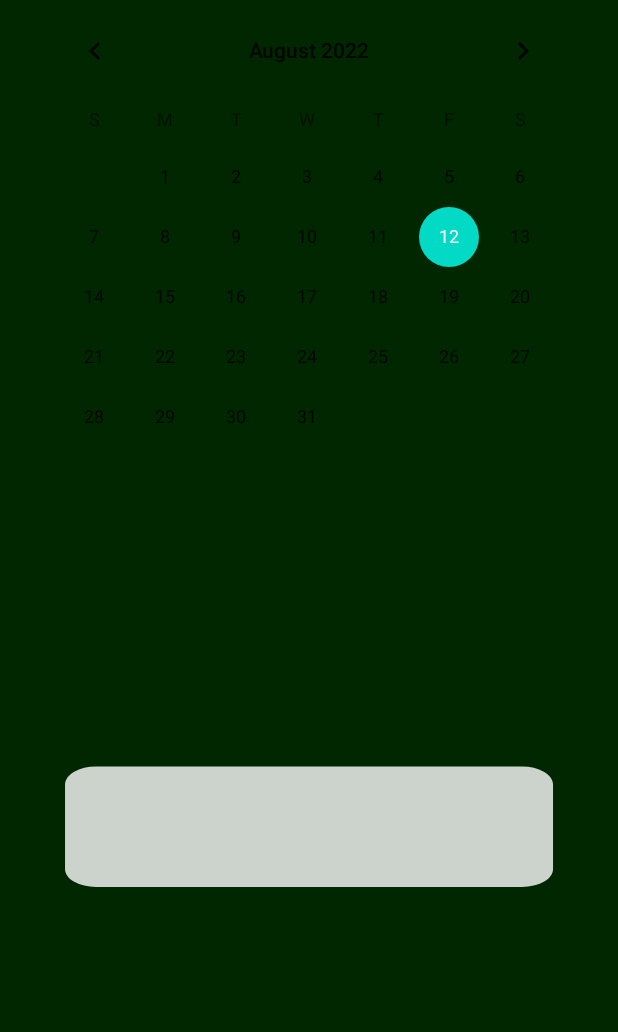
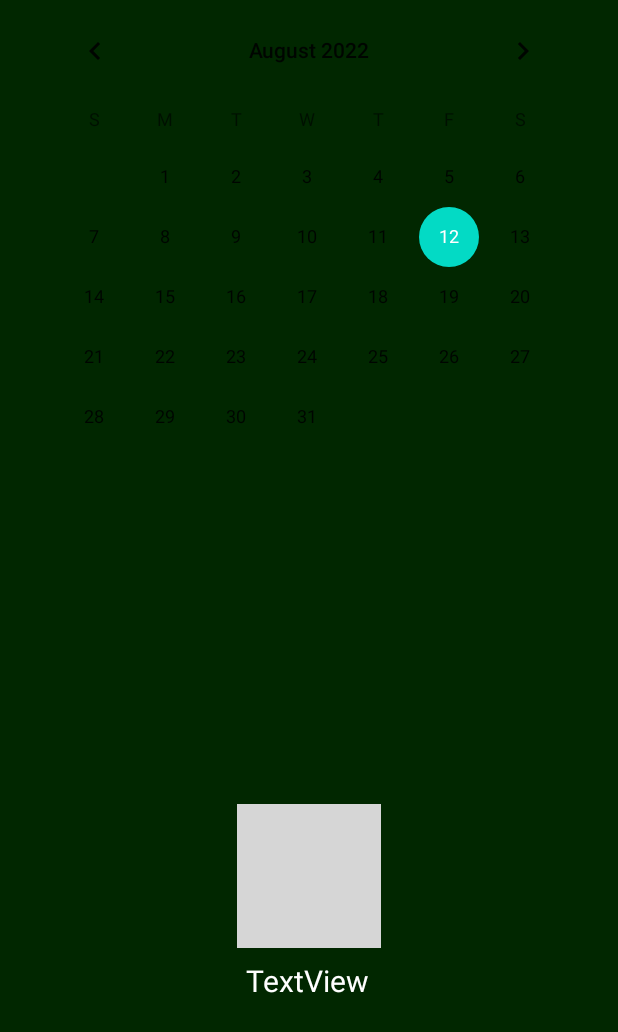
Before and after one commit to honeysleep/honeysleep.github.io, an Android app: the layout activity_calendar.xml on its own in the app's theme, with its tools: preview values and no code run, on a phone screen of 412 x 824 dp. Shown: the top 1032 px of the screen. Run offline under Robolectric (Android 15) with nearby library versions, the phone set to English and light mode, and no system bars; grey boxes are pictures that could not be loaded.

Commit message:
Update activity_calendar.xml

```diff
--- a/MyApplication4/app/src/main/res/layout/activity_calendar.xml
+++ b/MyApplication4/app/src/main/res/layout/activity_calendar.xml
@@ -15,7 +15,7 @@
         app:layout_constraintBottom_toBottomOf="parent"
         app:layout_constraintEnd_toEndOf="parent"
         app:layout_constraintStart_toStartOf="parent"
-        app:srcCompat="@drawable/ic_calendar_whitebar" />
+        app:srcCompat="@drawable/ic_group_1437" />
 
     <CalendarView
         android:id="@+id/calendarView2"
@@ -25,4 +25,18 @@
         app:layout_constraintStart_toStartOf="parent"
         app:layout_constraintTop_toTopOf="parent" />
 
+    <TextView
+        android:id="@+id/textView2"
+        android:layout_width="182dp"
+        android:layout_height="134dp"
+        android:layout_marginTop="8dp"
+        android:gravity="center_horizontal"
+        android:textSize="20sp"
+        android:textColor="#ffffff"
+        android:text="TextView"
+        app:layout_constraintEnd_toEndOf="parent"
+        app:layout_constraintHorizontal_bias="0.497"
+        app:layout_constraintStart_toStartOf="parent"
+        app:layout_constraintTop_toBottomOf="@+id/imageView2" />
+
 </androidx.constraintlayout.widget.ConstraintLayout>
```
